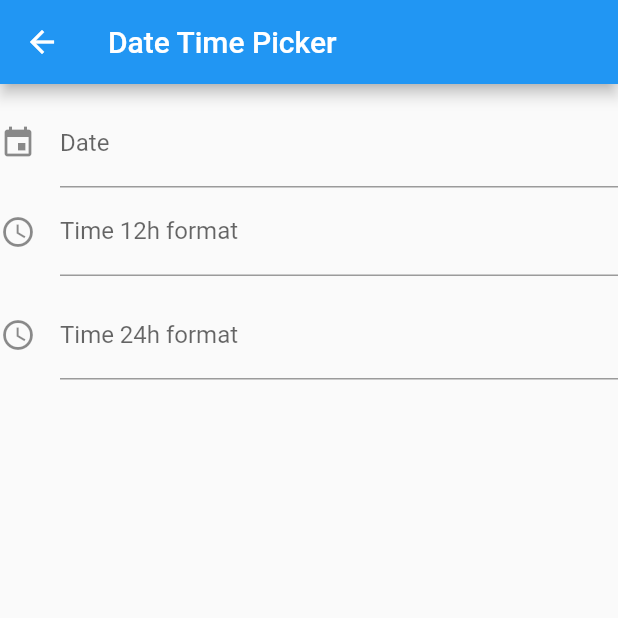
After one commit to yuto-yuto/flutter_samples, a Flutter app: the DateTimePicker screen opened directly, on a phone screen of 412 x 824 dp, the top half of it. The commit adds this screen. Run offline on Flutter 3.47's test engine with Material 2 defaults, Android fonts, the light colour scheme and no system bars; our stand-ins replace firebase_auth, firebase_core, fl_chart, flutter_riverpod, google_sign_in; missing offline and left inert: googleapis, grouped_expansion_tile; accounts and stored records are empty.

Commit message:
add date time picker

```diff
--- /dev/null
+++ b/lib/date_time_picker.dart
@@ -0,0 +1,117 @@
+import 'package:flutter/material.dart';
+import 'package:intl/intl.dart';
+
+class DateTimePicker extends StatefulWidget {
+  @override
+  _DateTimePicker createState() => _DateTimePicker();
+}
+
+class _DateTimePicker extends State<DateTimePicker> {
+  final _dateController = TextEditingController();
+  final _timeController1 = TextEditingController();
+  final _timeController2 = TextEditingController();
+
+  @override
+  void dispose() {
+    _dateController.dispose();
+    _timeController1.dispose();
+    _timeController2.dispose();
+    super.dispose();
+  }
+
+  @override
+  Widget build(BuildContext context) {
+    return SafeArea(
+      child: Scaffold(
+        appBar: AppBar(
+          title: Text("Date Time Picker"),
+        ),
+        body: Column(
+          children: [
+            SizedBox(
+              height: 10,
+            ),
+            _datePicker(),
+            _timePicker(
+              controller: _timeController1,
+              label: "Time 12h format",
+              alwaysUse24HourFormat: false,
+            ),
+            SizedBox(
+              height: 10,
+            ),
+            _timePicker(
+              controller: _timeController2,
+              label: "Time 24h format",
+              alwaysUse24HourFormat: true,
+            ),
+          ],
+        ),
+      ),
+    );
+  }
+
+  Widget _datePicker() {
+    return TextField(
+      controller: _dateController,
+      readOnly: true,
+      decoration: InputDecoration(
+        labelText: "Date",
+        icon: Icon(Icons.event),
+        hintText: "Date",
+      ),
+      onTap: () async {
+        final selectedDate = await showDatePicker(
+          context: context,
+          firstDate: DateTime(2000),
+          lastDate: DateTime(2100),
+          initialDate: DateTime.now(),
+          selectableDayPredicate: (day) => day.isBefore(DateTime.now()),
+        );
+        if (selectedDate != null) {
+          setState(() {
+            _dateController.text = DateFormat.yMd().format(selectedDate);
+          });
+        }
+      },
+    );
+  }
+
+  Widget _timePicker({
+    required TextEditingController controller,
+    required String label,
+    required bool alwaysUse24HourFormat,
+  }) {
+    return TextField(
+      controller: controller,
+      readOnly: true,
+      decoration: InputDecoration(
+        labelText: label,
+        icon: Icon(Icons.access_time),
+        hintText: "Time",
+      ),
+      onTap: () async {
+        final selectedTime = await showTimePicker(
+          context: context,
+          initialTime: TimeOfDay.now(),
+          builder: (BuildContext context, Widget? child) {
+            return MediaQuery(
+              data: MediaQuery.of(context)
+                  .copyWith(alwaysUse24HourFormat: alwaysUse24HourFormat),
+              child: child!,
+            );
+          },
+        );
+
+        if (selectedTime != null) {
+          final text = alwaysUse24HourFormat
+              ? "${selectedTime.hour}:${selectedTime.minute}"
+              : selectedTime.format(context);
+          setState(() {
+            controller.text = text;
+          });
+        }
+      },
+    );
+  }
+}
--- a/lib/main.dart
+++ b/lib/main.dart
@@ -2,6 +2,7 @@ import 'package:firebase_core/firebase_core.dart';
 import 'package:flutter/material.dart';
 import 'package:flutter_riverpod/flutter_riverpod.dart';
 import 'package:flutter_samples/cross_axis_scroll.dart';
+import 'package:flutter_samples/date_time_picker.dart';
 import 'package:flutter_samples/dialog.dart';
 import 'package:flutter_samples/drawer.dart';
 import 'package:flutter_samples/dropdown_sample.dart';
@@ -92,6 +93,7 @@ class MyApp extends StatelessWidget {
         _createButton(MyTabbar()),
         _createButton(CrossAxisScroll()),
         _createButton(Graph()),
+        _createButton(DateTimePicker()),
       ],
     );
 
```
